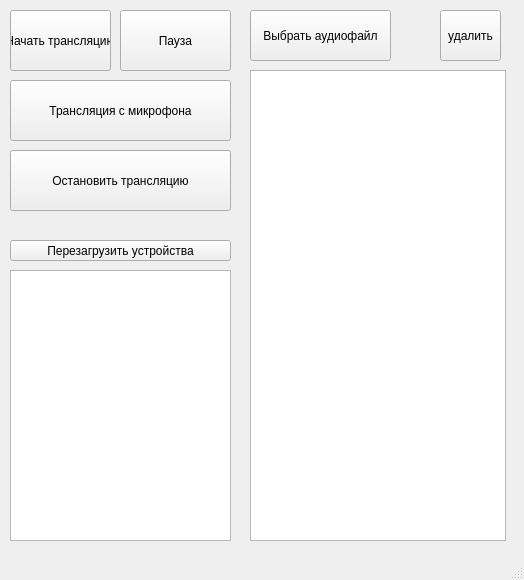
Above: ZV/mainwindow.ui from Pivnoyzver/ZV before the change. Below: the same form after it.
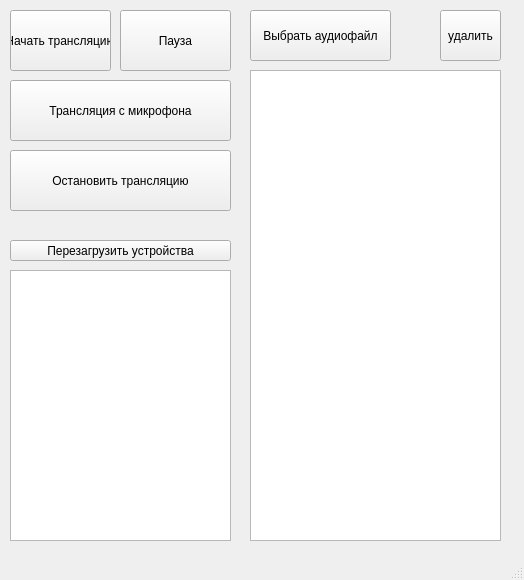
That is the form after the change.

```diff
--- a/ZV/mainwindow.ui
+++ b/ZV/mainwindow.ui
@@ -110,7 +110,7 @@
      <rect>
       <x>250</x>
       <y>70</y>
-      <width>256</width>
+      <width>251</width>
       <height>471</height>
      </rect>
     </property>
```
